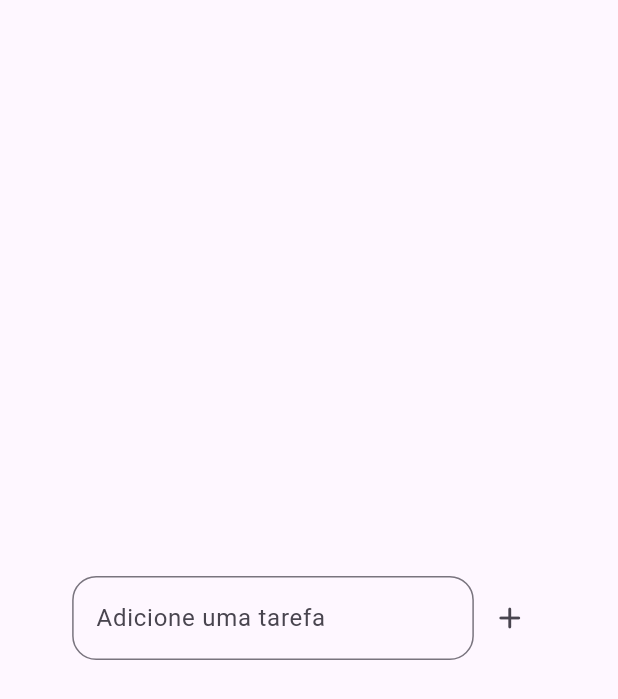
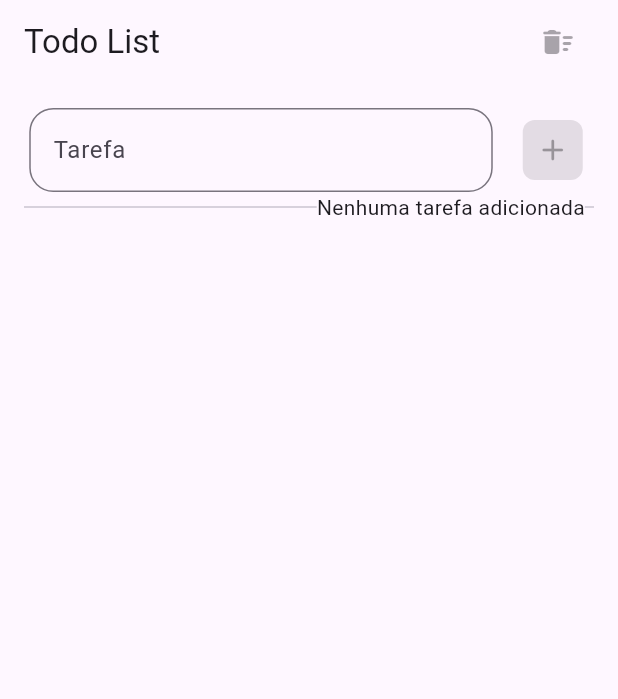
Before and after one commit to vilaJJ/flutter_simple-todo-list, a Flutter app: the screen it shows after launch, on a phone screen of 412 x 824 dp. Shown: the top 699 px of the screen. Run offline on Flutter 3.47's test engine with Material 3 defaults, Android fonts, the phone set to English and light mode, and no system bars.

Commit message:
:sparkles: feat: App finished.

```diff
--- a/simple_todo_list/lib/src/app_widget.dart
+++ b/simple_todo_list/lib/src/app_widget.dart
@@ -1,17 +1,17 @@
 import 'package:flutter/material.dart';
-import 'package:flutter_modular/flutter_modular.dart';
+import 'package:simple_todo_list/src/ui/pages/todo_page.dart';
 
 class AppWidget extends StatelessWidget {
   const AppWidget({super.key});
 
   @override
   Widget build(BuildContext context) {
-    return MaterialApp.router(
+    return MaterialApp(
       title: "Todo List",
-      routerConfig: Modular.routerConfig,
       theme: ThemeData(
         useMaterial3: true,
       ),
+      home: const TodoPage(),
     );
   }
 }
--- a/simple_todo_list/lib/src/core/helpers/media_query/media_query_helper.dart
+++ /dev/null
@@ -1,15 +0,0 @@
-import 'package:flutter/material.dart';
-
-class MediaQueryHelper {
-  const MediaQueryHelper.of(this.context);
-
-  final BuildContext context;
-
-  double getWidth({double percentage = 1}) {
-    return MediaQuery.of(context).size.width * percentage;
-  }
-
-  double getHeight({double percentage = 1}) {
-    return MediaQuery.of(context).size.height * percentage;
-  }
-}
--- /dev/null
+++ b/simple_todo_list/lib/src/data/interfaces/i_data.dart
@@ -0,0 +1,6 @@
+abstract class IData<Model> {
+  void add(Model value);
+  List<Model> get();
+  void remove(Model value);
+  void removeAll();
+}
--- /dev/null
+++ b/simple_todo_list/lib/src/data/todo_data.dart
@@ -0,0 +1,38 @@
+import 'package:simple_todo_list/src/data/interfaces/i_data.dart';
+import 'package:simple_todo_list/src/model/todo_item_model.dart';
+
+class TodoData implements IData<TodoItemModel> {
+  TodoData._() {
+    _dataSource = List.empty(growable: true);
+    _sequence = 0;
+  }
+
+  static TodoData? _instance;
+  static TodoData get instance => _instance ?? TodoData._();
+
+  late final List<TodoItemModel> _dataSource;
+  late int _sequence;
+
+  @override
+  void add(TodoItemModel value) {
+    _sequence++;
+
+    value.id = _sequence;
+    _dataSource.add(value);
+  }
+
+  @override
+  List<TodoItemModel> get() {
+    return _dataSource;
+  }
+
+  @override
+  void remove(TodoItemModel value) {
+    _dataSource.removeWhere((item) => item.id == value.id);
+  }
+
+  @override
+  void removeAll() {
+    _dataSource.clear();
+  }
+}
--- /dev/null
+++ b/simple_todo_list/lib/src/helpers/focus/focus_helper.dart
@@ -0,0 +1,11 @@
+import 'package:flutter/material.dart';
+
+class FocusHelper {
+  FocusHelper.of(this.context);
+
+  final BuildContext context;
+
+  void unfocus() {
+    FocusScope.of(context).unfocus();
+  }
+}
--- /dev/null
+++ b/simple_todo_list/lib/src/helpers/media_query/media_query_helper.dart
@@ -0,0 +1,15 @@
+import 'package:flutter/material.dart';
+
+class MediaQueryHelper {
+  MediaQueryHelper.of(this.context);
+
+  final BuildContext context;
+
+  double getHeight({double percentage = 1}) {
+    return MediaQuery.sizeOf(context).height * percentage;
+  }
+
+  double getWidth({double percentage = 1}) {
+    return MediaQuery.sizeOf(context).width * percentage;
+  }
+}
--- /dev/null
+++ b/simple_todo_list/lib/src/model/todo_item_model.dart
@@ -0,0 +1,9 @@
+class TodoItemModel {
+  TodoItemModel({
+    this.id,
+    required this.content,
+  });
+
+  int? id;
+  final String content;
+}
--- a/simple_todo_list/lib/src/modules/todo/list/todo_list_page.dart
+++ /dev/null
@@ -1,49 +0,0 @@
-import 'package:flutter/material.dart';
-import 'package:simple_todo_list/src/core/helpers/media_query/media_query_helper.dart';
-
-class TodoListPage extends StatefulWidget {
-  const TodoListPage({super.key});
-
-  @override
-  State<TodoListPage> createState() => _TodoListPageState();
-}
-
-class _TodoListPageState extends State<TodoListPage> {
-  @override
-  Widget build(BuildContext context) {
-    return Scaffold(
-      body: Center(
-        child: Column(
-          mainAxisAlignment: MainAxisAlignment.center,
-          children: [
-            Row(
-              mainAxisAlignment: MainAxisAlignment.center,
-              children: [
-                SizedBox(
-                  width: MediaQueryHelper.of(context).getWidth(percentage: 0.65),
-                  child: TextField(
-                    decoration: InputDecoration(
-                      border: OutlineInputBorder(
-                        borderRadius: BorderRadius.circular(16),
-                      ),
-                      labelText: "Adicione uma tarefa",
-                    ),
-                  ),
-                ),
-                IconButton(
-                  style: IconButton.styleFrom(
-                    shape: RoundedRectangleBorder(
-                      borderRadius: BorderRadius.circular(8),
-                    ),
-                  ),
-                  onPressed: () {},
-                  icon: const Icon(Icons.add_rounded),
-                ),
-              ],
-            ),
-          ],
-        ),
-      ),
-    );
-  }
-}
--- /dev/null
+++ b/simple_todo_list/lib/src/ui/pages/todo_page.dart
@@ -0,0 +1,199 @@
+import 'package:flutter/material.dart';
+import 'package:simple_todo_list/src/data/todo_data.dart';
+import 'package:simple_todo_list/src/helpers/focus/focus_helper.dart';
+import 'package:simple_todo_list/src/helpers/media_query/media_query_helper.dart';
+import 'package:simple_todo_list/src/model/todo_item_model.dart';
+import 'package:simple_todo_list/src/ui/widgets/todo_item_widget.dart';
+
+class TodoPage extends StatefulWidget {
+  const TodoPage({super.key});
+
+  @override
+  State<TodoPage> createState() => _TodoPageState();
+}
+
+class _TodoPageState extends State<TodoPage> {
+  final data = TodoData.instance;
+
+  @override
+  void initState() {
+    todoNameController = TextEditingController();
+    getData();
+    super.initState();
+  }
+
+  late List<TodoItemModel> todoList;
+  late TextEditingController todoNameController;
+
+  bool get removeAllEnabled {
+    return todoList.isNotEmpty;
+  }
+
+  bool get isValidTodoName {
+    return todoNameController.text.trim().isNotEmpty;
+  }
+
+  bool get insertEnabled {
+    return isValidTodoName;
+  }
+
+  String get listCountState {
+    if (todoList.isEmpty) {
+      return "Nenhuma tarefa adicionada";
+    }
+    final length = todoList.length;
+    return "$length tarefa${length == 1 ? "" : "s"}";
+  }
+
+  void refreshList() {
+    setState(() {
+      getData();
+    });
+  }
+
+  void addTodo() {
+    data.add(
+      TodoItemModel(
+        content: todoNameController.text,
+      ),
+    );
+    refreshList();
+  }
+
+  void getData() {
+    todoList = data.get();
+  }
+
+  void remove(TodoItemModel value) {
+    data.remove(value);
+    refreshList();
+  }
+
+  void removeAll() {
+    if (removeAllEnabled == false) {
+      return;
+    }
+
+    data.removeAll();
+    refreshList();
+  }
+
+  void clearTextTodoNameField() {
+    todoNameController.clear();
+  }
+
+  void unfocusFields() {
+    FocusHelper.of(context).unfocus();
+  }
+
+  void handleClearTodoName() {
+    setState(() {
+      clearTextTodoNameField();
+      unfocusFields();
+    });
+  }
+
+  void handleInsertTodo() {
+    if (insertEnabled == false) {
+      return;
+    }
+
+    addTodo();
+    clearTextTodoNameField();
+    unfocusFields();
+  }
+
+  @override
+  Widget build(BuildContext context) {
+    return Scaffold(
+      appBar: AppBar(
+        title: const Text("Todo List"),
+        actions: [
+          Padding(
+            padding: const EdgeInsets.only(right: 16),
+            child: IconButton(
+              onPressed: removeAllEnabled ? removeAll : null,
+              icon: const Icon(Icons.delete_sweep_rounded),
+            ),
+          )
+        ],
+      ),
+      body: Center(
+        child: Padding(
+          padding: const EdgeInsets.fromLTRB(16, 16, 16, 0),
+          child: Column(
+            children: [
+              Row(
+                mainAxisAlignment: MainAxisAlignment.center,
+                children: [
+                  SizedBox(
+                    width: MediaQueryHelper.of(context).getWidth(percentage: 0.75),
+                    child: TextField(
+                      controller: todoNameController,
+                      decoration: InputDecoration(
+                        labelText: "Tarefa",
+                        border: OutlineInputBorder(
+                          borderRadius: BorderRadius.circular(16),
+                        ),
+                        suffixIcon: Visibility(
+                          visible: isValidTodoName == true,
+                          child: IconButton(
+                            onPressed: handleClearTodoName,
+                            icon: const Icon(Icons.close),
+                          ),
+                        ),
+                      ),
+                      keyboardType: TextInputType.text,
+                      textCapitalization: TextCapitalization.sentences,
+                      onChanged: (value) => setState(() {}),
+                      onSubmitted: (value) => handleInsertTodo(),
+                    ),
+                  ),
+                  Padding(
+                    padding: const EdgeInsets.only(left: 16),
+                    child: IconButton.filled(
+                      visualDensity: VisualDensity.standard,
+                      style: IconButton.styleFrom(
+                        shape: RoundedRectangleBorder(
+                          borderRadius: BorderRadius.circular(8),
+                        ),
+                      ),
+                      onPressed: insertEnabled ? handleInsertTodo : null,
+                      icon: const Icon(Icons.add_rounded),
+                    ),
+                  ),
+                ],
+              ),
+              Row(
+                mainAxisAlignment: MainAxisAlignment.center,
+                crossAxisAlignment: CrossAxisAlignment.center,
+                children: [
+                  const Expanded(
+                    flex: 32,
+                    child: Divider(),
+                  ),
+                  Text(listCountState),
+                  const Expanded(
+                    flex: 1,
+                    child: Divider(),
+                  ),
+                ],
+              ),
+              Expanded(
+                child: ListView.builder(
+                  shrinkWrap: true,
+                  itemCount: todoList.length,
+                  physics: const BouncingScrollPhysics(),
+                  itemBuilder: (context, index) => TodoItemWidget(
+                    model: todoList[index],
+                    onRemove: remove,
+                  ),
+                ),
+              ),
+            ],
+          ),
+        ),
+      ),
+    );
+  }
+}
```
Also changed, not shown: simple_todo_list/lib/main.dart (+1 -8 lines), simple_todo_list/lib/src/app_module.dart (deleted, +0 -16 lines), simple_todo_list/lib/src/modules/todo/todo_module.dart (deleted, +0 -16 lines), simple_todo_list/lib/src/ui/widgets/todo_item_widget.dart (added, +27 -0 lines), simple_todo_list/pubspec.yaml (+10 -6 lines), simple_todo_list/assets/icon/icon.png (added), 34 other files.
